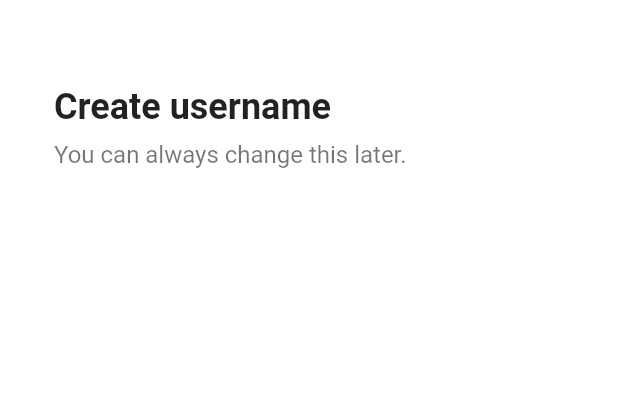
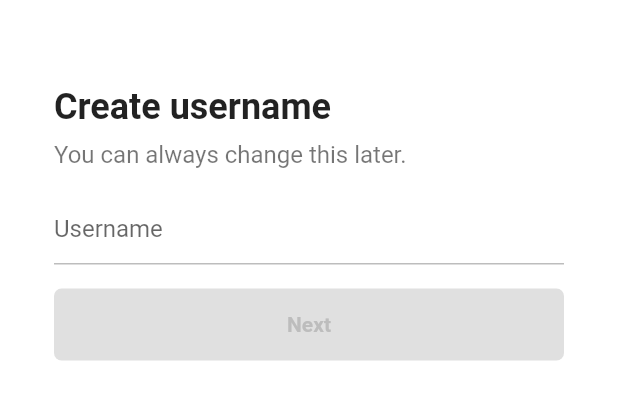
Before and after one commit to marlaangsoul/ex_flutter_clone_coding, a Flutter app: the screen it shows after launch, after a tap on "Use phone or password", on a phone screen of 412 x 824 dp, the part 58-478 px from its top. Run offline on Flutter 3.47's test engine with Material 2 defaults, Android fonts, the phone set to English and light mode, and no system bars; our stand-ins replace font_awesome_flutter.

Commit message:
2023/02/16 Study Update

```diff
--- a/tiktok_clone/lib/features/authentication/sign_up_screen.dart
+++ b/tiktok_clone/lib/features/authentication/sign_up_screen.dart
@@ -2,8 +2,8 @@ import 'package:flutter/material.dart';
 import 'package:font_awesome_flutter/font_awesome_flutter.dart';
 import 'package:tiktok_clone/constants/gaps.dart';
 import 'package:tiktok_clone/constants/sizes.dart';
-import 'package:tiktok_clone/features/authentication/email_screen.dart';
 import 'package:tiktok_clone/features/authentication/login_screen.dart';
+import 'package:tiktok_clone/features/authentication/username_screen.dart';
 import 'package:tiktok_clone/features/authentication/widgets/auth_button.dart';
 
 class SignUpScreen extends StatelessWidget {
@@ -21,7 +21,7 @@ class SignUpScreen extends StatelessWidget {
     // 이건 private 접근자와 같은 것이다.
     Navigator.of(context).push(
       MaterialPageRoute(
-        builder: (context) => const EmailScreen(),
+        builder: (context) => const UsernameScreen(),
       ),
     );
   }
--- a/tiktok_clone/lib/features/authentication/username_screen.dart
+++ b/tiktok_clone/lib/features/authentication/username_screen.dart
@@ -0,0 +1,109 @@
+import 'package:flutter/material.dart';
+import 'package:tiktok_clone/constants/gaps.dart';
+import 'package:tiktok_clone/features/authentication/email_screen.dart';
+import 'package:tiktok_clone/features/authentication/widgets/form_boutton.dart';
+
+import '../../constants/sizes.dart';
+
+class UsernameScreen extends StatefulWidget {
+  const UsernameScreen({super.key});
+
+  @override
+  State<UsernameScreen> createState() => _UsernameScreenState();
+}
+
+class _UsernameScreenState extends State<UsernameScreen> {
+  final TextEditingController _usernameController = TextEditingController();
+
+  String _username = "";
+
+  @override
+  void initState() {
+    super.initState();
+    _usernameController.addListener(() {
+      setState(() {
+        _username = _usernameController.text;
+      });
+    });
+  }
+
+  @override
+  void dispose() {
+    _usernameController.dispose();
+    super.dispose();
+  }
+
+  void onNextTap() {
+    //따로 onNextTap 안에 context를 보내지 않아도 된다.
+    //StatefulWidget안에 State안에 있다면 어디서든 context를 사용할수 있기 때문이다.
+    if (_username.isEmpty) return;
+    Navigator.of(context).push(
+      MaterialPageRoute(
+        builder: (context) => const EmailScreen(),
+      ),
+    );
+  }
+
+  @override
+  Widget build(BuildContext context) {
+    return Scaffold(
+      backgroundColor: Colors.white,
+      appBar: AppBar(
+        title: const Text(
+          "Sign Up",
+        ),
+      ),
+      body: Padding(
+        padding: const EdgeInsets.symmetric(
+          horizontal: Sizes.size36,
+        ),
+        child: Column(
+          crossAxisAlignment: CrossAxisAlignment.start,
+          children: [
+            Gaps.v40,
+            const Text(
+              "Create username",
+              style: TextStyle(
+                fontSize: Sizes.size24,
+                fontWeight: FontWeight.w700,
+              ),
+            ),
+            Gaps.v8,
+            const Text(
+              "You can always change this later.",
+              style: TextStyle(
+                fontSize: Sizes.size16,
+                color: Colors.black54,
+              ),
+            ),
+            Gaps.v16,
+            TextField(
+              controller: _usernameController,
+              decoration: InputDecoration(
+                hintText: "Username",
+                enabledBorder: UnderlineInputBorder(
+                  borderSide: BorderSide(
+                    color: Colors.grey.shade400,
+                  ),
+                ),
+                focusedBorder: UnderlineInputBorder(
+                  borderSide: BorderSide(
+                    color: Colors.grey.shade400,
+                  ),
+                ),
+              ),
+              cursorColor: Theme.of(context).primaryColor,
+            ),
+            Gaps.v16,
+            GestureDetector(
+              onTap: onNextTap,
+              child: FormButton(
+                disabled: _username.isEmpty,
+              ),
+            )
+          ],
+        ),
+      ),
+    );
+  }
+}
--- /dev/null
+++ b/tiktok_clone/lib/features/authentication/widgets/form_boutton.dart
@@ -0,0 +1,42 @@
+import 'package:flutter/material.dart';
+import 'package:tiktok_clone/constants/sizes.dart';
+
+class FormButton extends StatelessWidget {
+  const FormButton({
+    super.key,
+    required this.disabled,
+  });
+
+  final bool disabled;
+
+  @override
+  Widget build(BuildContext context) {
+    return FractionallySizedBox(
+      widthFactor: 1,
+      child: AnimatedContainer(
+        padding: const EdgeInsets.symmetric(vertical: Sizes.size16),
+        decoration: BoxDecoration(
+          borderRadius: BorderRadius.circular(Sizes.size5),
+          color:
+              disabled ? Colors.grey.shade300 : Theme.of(context).primaryColor,
+        ),
+        duration: const Duration(
+          milliseconds: 200,
+        ),
+        child: AnimatedDefaultTextStyle(
+          duration: const Duration(
+            milliseconds: 200,
+          ),
+          style: TextStyle(
+            fontWeight: FontWeight.w600,
+            color: disabled ? Colors.grey.shade400 : Colors.white,
+          ),
+          child: const Text(
+            "Next",
+            textAlign: TextAlign.center,
+          ),
+        ),
+      ),
+    );
+  }
+}
```
Also changed, not shown: tiktok_clone/lib/features/authentication/email_screen.dart (+49 -11 lines).
